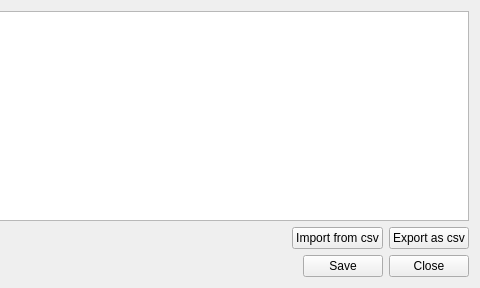
First picture: the form in src/ui/manage_replays_dialog.ui, repository LLNL/RASE, before the edit; both pictures show x 527 to 1007 and y 0 to 288 of the 1007 by 288 pixel window.
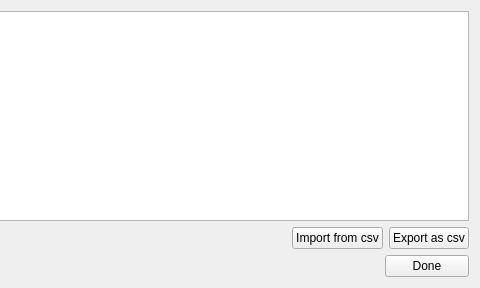
Second picture: the form after the edit.

The edit to the form file:
```diff
--- a/src/ui/manage_replays_dialog.ui
+++ b/src/ui/manage_replays_dialog.ui
@@ -79,17 +79,10 @@
          </property>
         </spacer>
        </item>
-       <item>
-        <widget class="QPushButton" name="buttonSave">
-         <property name="text">
-          <string>Save</string>
-         </property>
-        </widget>
-       </item>
        <item>
         <widget class="QPushButton" name="btnOK">
          <property name="text">
-          <string>Close</string>
+          <string>       Done       </string>
          </property>
         </widget>
        </item>
```
